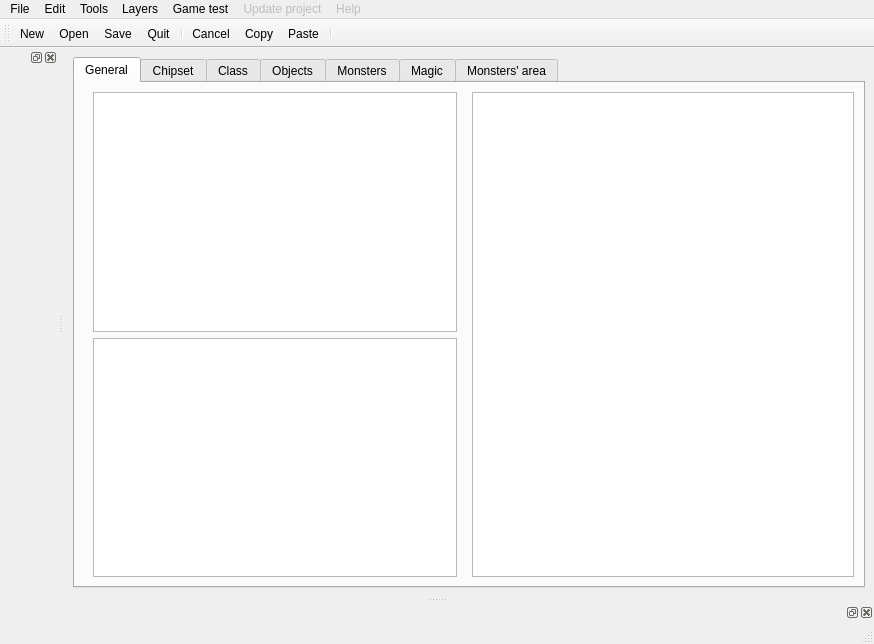
The window that src/mainwindow.ui (dummymeuporg/dummyeditor) describes before a commit, drawn with Qt 5.
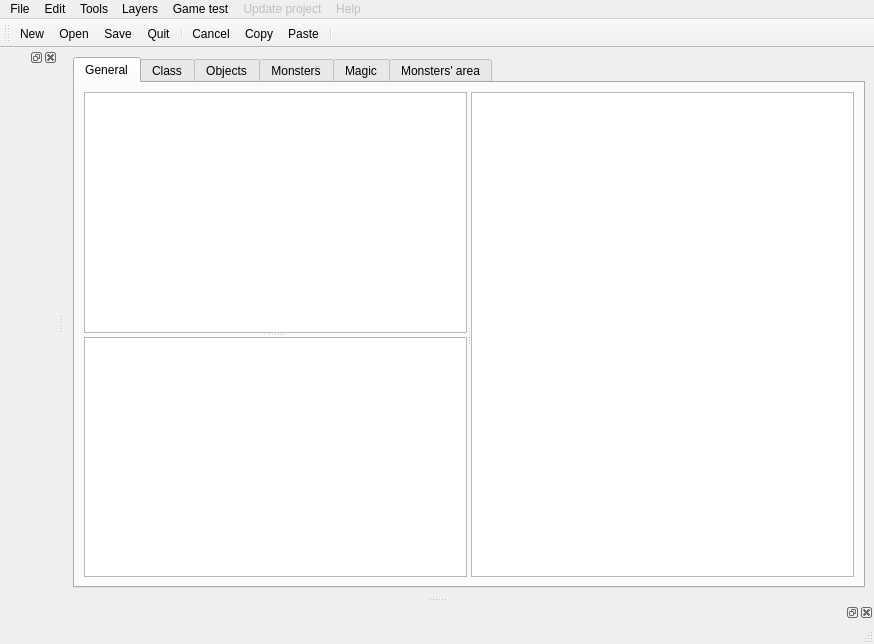
The same window after the commit. Icons and pictures are not drawn. Custom widgets are drawn as their Qt base class.

Commit message: add qsplitter and resize them automatically :x

The edit to the form file:
```diff
--- a/src/mainwindow.ui
+++ b/src/mainwindow.ui
@@ -32,26 +32,14 @@
        </attribute>
        <layout class="QHBoxLayout" name="horizontalLayout_2">
         <item>
-         <layout class="QHBoxLayout" name="horizontalLayoutMapEdition">
-          <item>
-           <widget class="QWidget" name="widgetMapLeftEdition" native="true">
-            <property name="minimumSize">
-             <size>
-              <width>100</width>
-              <height>0</height>
-             </size>
-            </property>
-            <property name="layoutDirection">
-             <enum>Qt::LeftToRight</enum>
-            </property>
-            <layout class="QVBoxLayout" name="verticalLayout_8">
-             <property name="topMargin">
-              <number>0</number>
-             </property>
-             <property name="bottomMargin">
-              <number>0</number>
-             </property>
-             <item>
+         <widget class="QSplitter" name="splitter_2">
+          <property name="orientation">
+           <enum>Qt::Horizontal</enum>
+          </property>
+          <widget class="QSplitter" name="splitter">
+           <property name="orientation">
+            <enum>Qt::Vertical</enum>
+           </property>
               <widget class="QGraphicsView" name="graphicsViewChipset">
                <property name="mouseTracking">
                 <bool>true</bool>
@@ -60,8 +48,6 @@
                 <set>Qt::AlignLeading|Qt::AlignLeft|Qt::AlignTop</set>
                </property>
               </widget>
-             </item>
-             <item>
               <widget class="MapsTreeView" name="treeViewMaps">
                <property name="contextMenuPolicy">
                 <enum>Qt::CustomContextMenu</enum>
@@ -76,11 +62,7 @@
                 <bool>false</bool>
                </property>
               </widget>
-             </item>
-            </layout>
-           </widget>
-          </item>
-          <item>
+          </widget>
            <widget class="QGraphicsView" name="graphicsViewMap">
             <property name="mouseTracking">
              <bool>true</bool>
@@ -89,15 +71,9 @@
              <set>Qt::AlignLeading|Qt::AlignLeft|Qt::AlignTop</set>
             </property>
            </widget>
-          </item>
-         </layout>
-        </item>
-       </layout>
-      </widget>
-      <widget class="QWidget" name="tabChipset">
-       <attribute name="title">
-        <string>Chipset</string>
-       </attribute>
+         </widget>
+        </item>
+       </layout>
       </widget>
       <widget class="QWidget" name="tabClass">
        <attribute name="title">
```
Left out of the diff: 34 changed lines with no effect on the pictures. Lines whose indentation alone changed are shown as unchanged. The commit also changes 1 other file.
